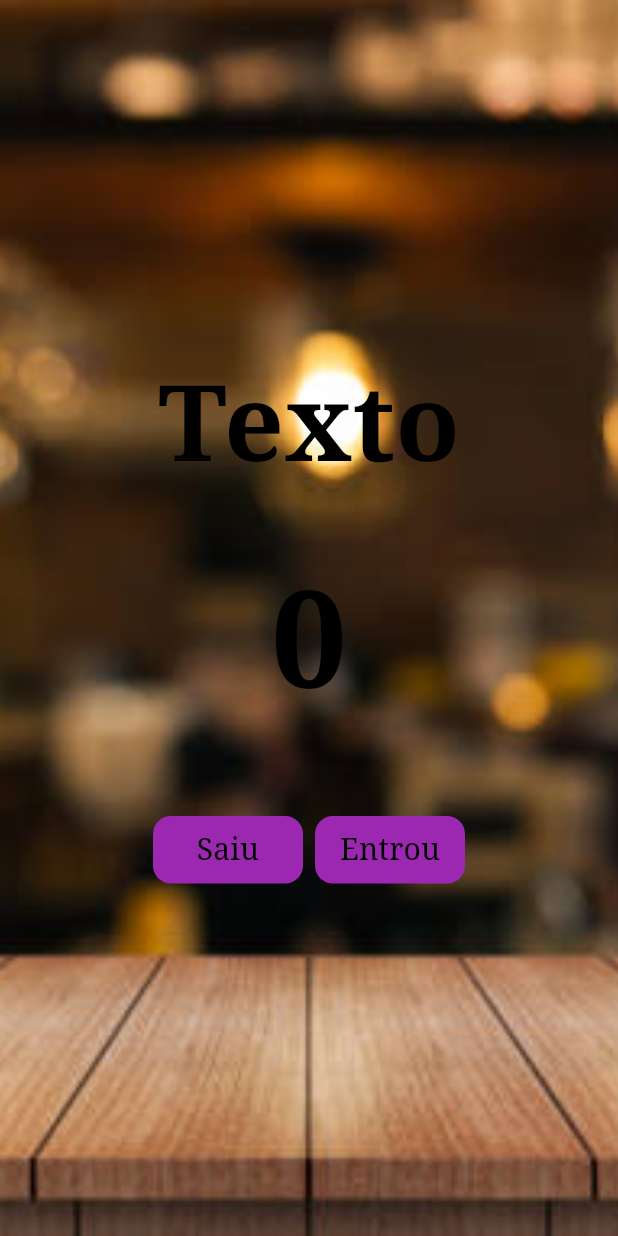
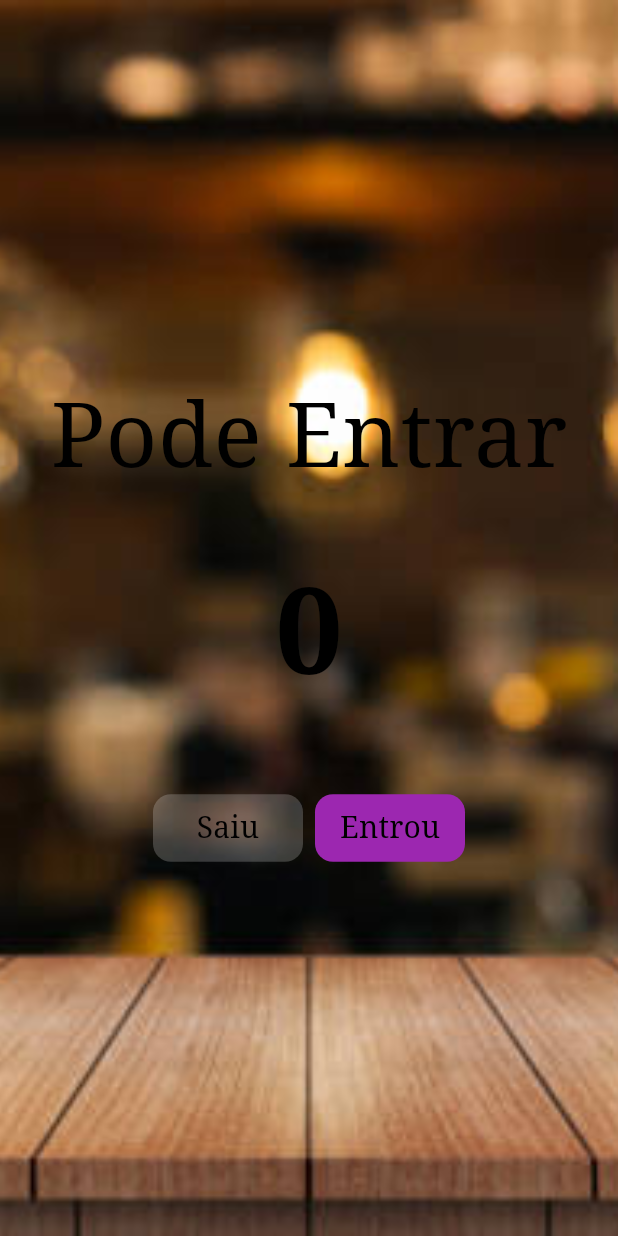
Before and after one commit to Dyest/Projeto-Inicial-Contador-Finalizado, a Flutter app: the screen it shows after launch, on a phone screen of 412 x 824 dp. Run offline on Flutter 3.47's test engine with Material 3 defaults, Android fonts, the phone set to English and light mode, and no system bars.

Commit message:
updateCount

```diff
--- a/lib/main.dart
+++ b/lib/main.dart
@@ -9,23 +9,42 @@
 
   @override
   Widget build(BuildContext context) {
-    return const MaterialApp(
+    return  MaterialApp(
       debugShowCheckedModeBanner: false,
       home: HomePage(),
     );
   }
 }
 
-class HomePage extends StatelessWidget {
+class HomePage extends StatefulWidget {
   const HomePage({super.key});
 
+  @override
+  State<HomePage> createState() => _HomePageState();
+}
+
+class _HomePageState extends State<HomePage> {
+  int count = 0;
+
   void decrement() {
-    print('decrement');
+    setState(() {
+      count--;
+    });
+
+    print(count);
   }
 
   void increment() {
-    print('increment');
+    setState(() {
+
+      count++;
+    });
+    print(count);
   }
+
+  bool get isEmpty => count == 0;
+  bool get isFull => count == 5;
+
 
   @override
   Widget build(BuildContext context) {
@@ -39,21 +58,22 @@
         child: Column(
           mainAxisAlignment: MainAxisAlignment.center,
           children: [
-            Text('Texto',
+            Text(
+                isFull ? 'Lotado' : 'Pode Entrar',
                 style: TextStyle(
                   fontFamily: 'serif',
-                  fontSize: 70,
-                  color: Colors.black,
-                  fontWeight: FontWeight.w800,
+                  fontSize: 60,
+                  color: isFull ? Colors.red : Colors.black,
+                  fontWeight: FontWeight.w500,
                 )),
 
             const SizedBox(height: 30), //espaçamento entre botoes
 
-            Text('0',
+            Text('$count',
                 style: TextStyle(
                   fontFamily: 'serif',
-                  fontSize: 90,
-                  color: Colors.black,
+                  fontSize: 80,
+                  color: isFull ? Colors.red : Colors.black,
                   fontWeight: FontWeight.w800,
                 )),
 
@@ -63,9 +83,9 @@
               mainAxisAlignment: MainAxisAlignment.center,
               children: [
                 TextButton(
-                  onPressed: decrement,
+                  onPressed: isEmpty ? null : decrement,
                   style: TextButton.styleFrom(
-                      backgroundColor: Colors.purple,
+                      backgroundColor: isEmpty ? Colors.white.withOpacity(0.2) : Colors.purple,
                       //padding: const EdgeInsets.fromLTRB(25, 12, 25, 12),
                       fixedSize: const Size(100, 45),
                       shape: RoundedRectangleBorder(
@@ -81,9 +101,9 @@
                 const SizedBox(width: 8), //espaçamento entre botoes
 
                 TextButton(
-                  onPressed: increment,
+                  onPressed: isFull ? null : increment,
                   style: TextButton.styleFrom(
-                      backgroundColor: Colors.purple,
+                      backgroundColor: isFull ? Colors.white.withOpacity(0.2) : Colors.purple,
                       //padding: const EdgeInsets.fromLTRB(25, 12, 25, 12),
                       fixedSize: const Size(100, 45),
                       shape: RoundedRectangleBorder(
```
